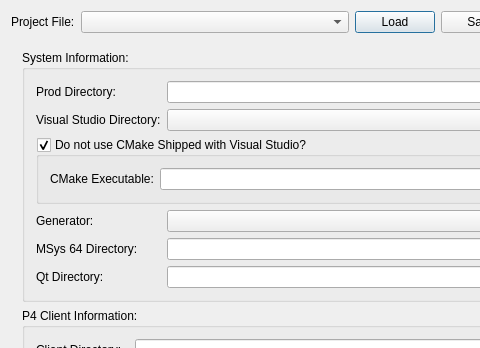
Qt form MainWindow/MainWindow.ui (towel42-com/vsprojmaker) before a commit; both pictures show x 0 to 480 and y 0 to 348 of the 918 by 891 pixel window.
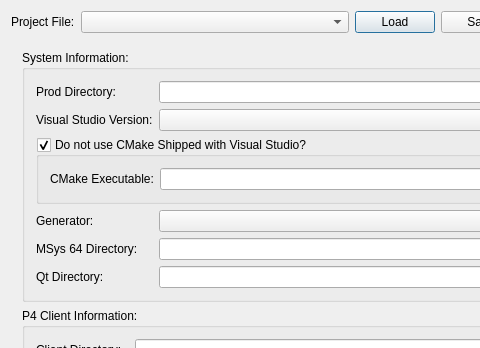
The same form after that commit. Icons and pictures are not drawn.

Commit message: Move to a proper VS installsystem

```diff
--- a/MainWindow/MainWindow.ui
+++ b/MainWindow/MainWindow.ui
@@ -435,7 +435,7 @@
           <item row="1" column="0">
            <widget class="QLabel" name="label_14">
             <property name="text">
-             <string>Visual Studio Directory:</string>
+             <string>Visual Studio Version:</string>
             </property>
            </widget>
           </item>
```
Left out of the diff: 2 changed lines with no effect on the pictures. The commit also changes 2 other files.
